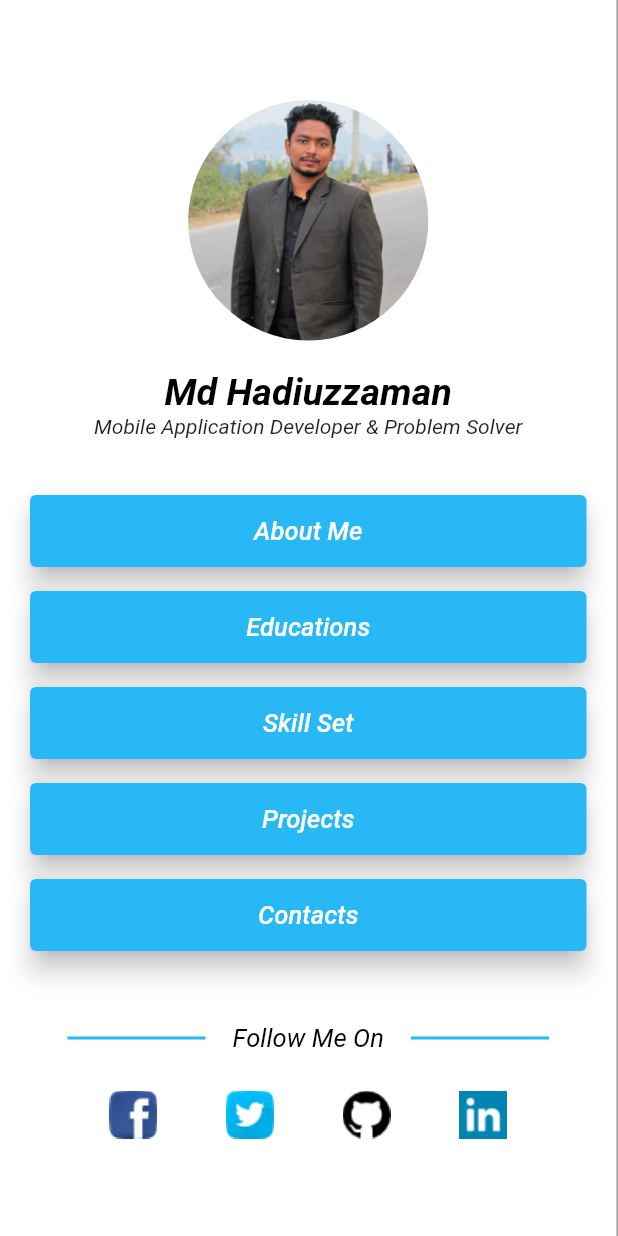
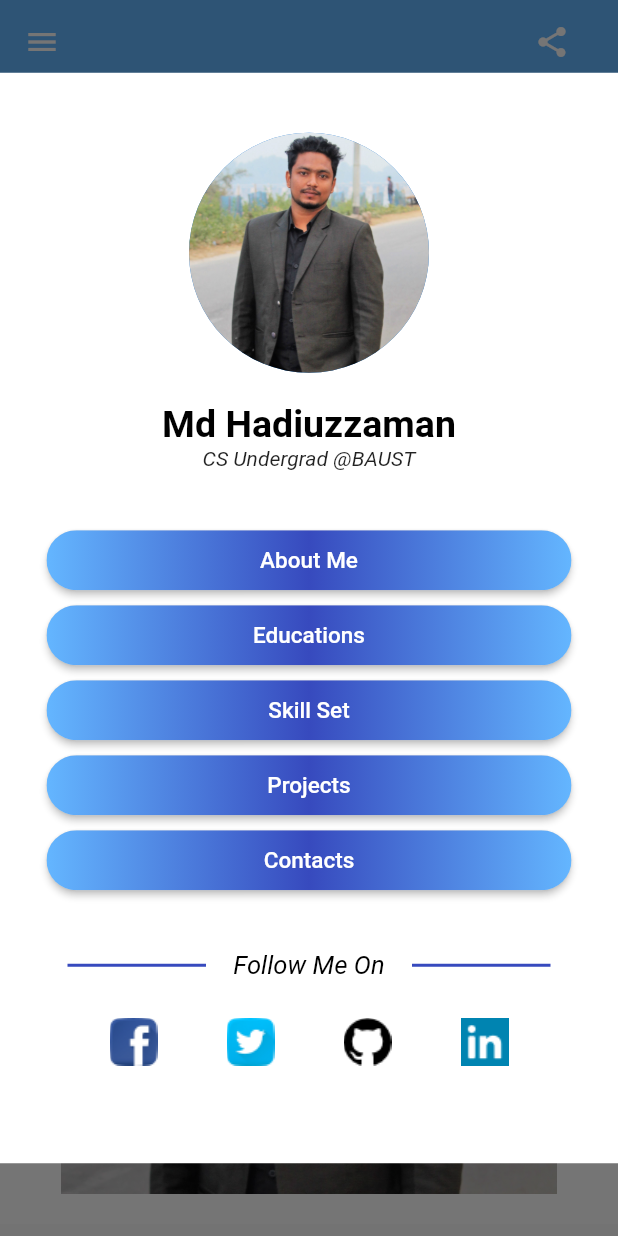
Before and after one commit to hadiuzzaman524/My-Protfolio, a Flutter app: the screen it shows after launch, with the side drawer open, on a phone screen of 412 x 824 dp. Run offline on Flutter 3.47's test engine with Material 2 defaults, Android fonts, the phone set to English and light mode, and no system bars; drawn by our look-alikes of animated_background; our stand-ins replace responsive_builder, share; missing offline and left inert: clippy_flutter, flutter_share.

Commit message:
Change UI

```diff
--- a/protfolio/lib/constants.dart
+++ b/protfolio/lib/constants.dart
@@ -9,7 +9,7 @@ const titleStyle = TextStyle(
   fontSize: 25,
   fontWeight: FontWeight.bold,
   color: Colors.black,
-  fontStyle: FontStyle.italic,
+
 );
 const title2Style = TextStyle(
   color: Colors.black,
--- a/protfolio/lib/home.dart
+++ b/protfolio/lib/home.dart
@@ -1,4 +1,5 @@
 import 'package:flutter/material.dart';
+import 'package:flutter_share/flutter_share.dart';
 import 'package:responsive_builder/responsive_builder.dart';
 import './widgets/drawer_layout.dart';
 import './widgets/mobile.dart';
@@ -47,15 +48,30 @@ class _HomePageState extends State<HomePage> {
       temp = 'Contacts';
     });
   }
-
+  Future<void> share() async {
+    await FlutterShare.share(
+        title: 'Md Hadiuzzaman',
+        text: 'Please visit this portfolio',
+        linkUrl: 'https://hadiuzzaman524.github.io',
+        chooserTitle: 'Share With'
+    );
+  }
   @override
   Widget build(BuildContext context) {
     return ResponsiveBuilder(
       builder: (context, size) {
         return Scaffold(
           appBar: AppBar(
-            backgroundColor: Theme.of(context).primaryColor,
+            backgroundColor:Color(0xff64B6FF), //Theme.of(context).primaryColor,
             elevation: 7,
+            actions: [
+              IconButton(onPressed: ()async{
+                await share().catchError((error){
+                  print(error);
+                });
+              }, icon: Icon(Icons.share),),
+              SizedBox(width: 20,),
+            ],
           ),
           drawer: size.deviceScreenType == DeviceScreenType.mobile
               ? OpenDrawer(
--- a/protfolio/lib/main.dart
+++ b/protfolio/lib/main.dart
@@ -12,7 +12,7 @@ class MyApp extends StatelessWidget {
     return MaterialApp(
       debugShowCheckedModeBanner: false,
       theme: ThemeData(
-        primaryColor: Color(0xff28b8f6), //0xff00589d
+        primaryColor:Color(0xff374ABE),// Color(0xff28b8f6), //0xff00589d
         accentColor: Colors.white, //Color(0xffededed), //0xffd8ebfa
         primaryIconTheme: IconThemeData.fallback().copyWith(
           color: Colors.white,
--- /dev/null
+++ b/protfolio/lib/widgets/aboutMe2.dart
@@ -0,0 +1,105 @@
+import 'package:animated_background/animated_background.dart';
+import 'package:flutter/material.dart';
+import 'package:responsive_builder/responsive_builder.dart';
+
+class AboutMyself extends StatefulWidget {
+  @override
+  _AboutMyselfState createState() => _AboutMyselfState();
+}
+
+class _AboutMyselfState extends State<AboutMyself>
+    with TickerProviderStateMixin {
+  @override
+  Widget build(BuildContext context) {
+    return ResponsiveBuilder(builder: (ctx, size) {
+      return AnimatedBackground(
+        vsync: this,
+        behaviour: BubblesBehaviour(),
+        child: Container(
+            padding: EdgeInsets.all(20),
+            child: GridView.count(
+              crossAxisCount: !size.isDesktop ? 1 : 2,
+              crossAxisSpacing: 20,
+              children: [
+                Column(
+                  crossAxisAlignment: CrossAxisAlignment.start,
+                  mainAxisAlignment: size.isMobile
+                      ? MainAxisAlignment.start
+                      : MainAxisAlignment.center,
+                  children: [
+                    SizedBox(
+                      height: size.isMobile ? 20 : 0,
+                    ),
+                    Text(
+                      "HI THERE,",
+                      style: TextStyle(
+                        fontSize: 25,
+                        color: Colors.red,
+                        fontWeight: FontWeight.bold,
+                      ),
+                    ),
+                    SizedBox(
+                      height: 5,
+                    ),
+                    Text(
+                      "I'm Md Hadiuzzaman",
+                      style: TextStyle(
+                        fontSize: 40,
+                        fontWeight: FontWeight.bold,
+                        color: Theme.of(context).primaryColor,
+                      ),
+                    ),
+                    Text(
+                      "CS Undergrad @BAUST",
+                      style: TextStyle(
+                        fontSize: 22,
+                        fontWeight: FontWeight.normal,
+                        // color: Theme.of(context).primaryColor,
+                      ),
+                    ),
+                    SizedBox(
+                      height: 15,
+                    ),
+                    Text(
+                      "To work in various national and international software firms or tech giants companies in the world and grow rapidly with increasing responsibility.",
+                    ),
+                    SizedBox(height:20,),
+                    Container(
+                      height: 40.0,
+                      margin: EdgeInsets.only(top: 9),
+                      // ignore: deprecated_member_use
+                      child: RaisedButton(
+                        onPressed: () {},
+                        shape: RoundedRectangleBorder(
+                            borderRadius: BorderRadius.circular(80.0)),
+                        padding: EdgeInsets.all(0.0),
+                        child: Ink(
+                          decoration: BoxDecoration(
+                              gradient: LinearGradient(
+                                colors: [Colors.deepOrangeAccent, Colors.amberAccent],
+                                begin: Alignment.centerLeft,
+                                end: Alignment.centerRight,
+                              ),
+                              borderRadius: BorderRadius.circular(30.0)),
+                          child: Container(
+                            constraints:
+                            BoxConstraints(maxWidth: 200.0, minHeight: 40.0),
+                            alignment: Alignment.center,
+                            child: Text(
+                              "Download My CV",
+                              textAlign: TextAlign.center,
+                              style: TextStyle(color: Colors.white, fontSize: 15),
+                            ),
+                          ),
+                        ),
+                      ),
+                    )
+                  ],
+                ),
+                Image.asset("images/meup.jpg")
+              ],
+            )),
+      );
+    });
+  }
+}
--- a/protfolio/lib/widgets/about_me.dart
+++ b/protfolio/lib/widgets/about_me.dart
@@ -1,13 +1,24 @@
+import 'package:animated_background/animated_background.dart';
 import 'package:clippy_flutter/diagonal.dart';
 import 'package:flutter/cupertino.dart';
 import 'package:flutter/material.dart';
 
 import '../constants.dart';
 
-class AboutMe extends StatelessWidget {
+class AboutMe extends StatefulWidget{
+  @override
+  _AboutMeState createState() => _AboutMeState();
+}
+
+class _AboutMeState extends State<AboutMe> with TickerProviderStateMixin {
   @override
   Widget build(BuildContext context) {
-    return SingleChildScrollView(
+    return AnimatedBackground(
+      behaviour: BubblesBehaviour(
+
+      ),
+      vsync: this,
+      child: SingleChildScrollView(
         child: Container(
           margin: EdgeInsets.only(left: 20, right: 20),
           child: Column(
@@ -144,6 +155,7 @@ class AboutMe extends StatelessWidget {
             ],
           ),
         ),
+      ),
     );
   }
 }
--- /dev/null
+++ b/protfolio/lib/widgets/beautiful_button.dart
@@ -0,0 +1,41 @@
+import 'package:flutter/material.dart';
+
+class BeautifulButton extends StatelessWidget {
+  final String name;
+  final Function onClick;
+  BeautifulButton({@required this.name, @required this.onClick});
+
+  @override
+  Widget build(BuildContext context) {
+    return   Container(
+      height: 40.0,
+      margin: EdgeInsets.only(top: 10),
+      // ignore: deprecated_member_use
+      child: RaisedButton(
+        onPressed: onClick,
+        shape: RoundedRectangleBorder(
+            borderRadius: BorderRadius.circular(80.0)),
+        padding: EdgeInsets.all(0.0),
+        child: Ink(
+          decoration: BoxDecoration(
+              gradient: LinearGradient(
+                colors: [ Color(0xff64B6FF),Color(0xff374ABE),Color(0xff64B6FF)],
+                begin: Alignment.centerLeft,
+                end: Alignment.centerRight,
+              ),
+              borderRadius: BorderRadius.circular(30.0)),
+          child: Container(
+            constraints:
+            BoxConstraints(maxWidth: 350, minHeight: 50.0),
+            alignment: Alignment.center,
+            child: Text(
+              name,
+              textAlign: TextAlign.center,
+              style: TextStyle(color: Colors.white, fontSize: 15),
+            ),
+          ),
+        ),
+      ),
+    );
+  }
+}
--- a/protfolio/lib/widgets/information_container.dart
+++ b/protfolio/lib/widgets/information_container.dart
@@ -1,6 +1,7 @@
 import 'package:flutter/cupertino.dart';
 import 'package:flutter/material.dart';
 import 'package:protfolio/constants.dart';
+import 'package:protfolio/widgets/aboutMe2.dart';
 import 'package:protfolio/widgets/header_style.dart';
 import 'about_me.dart';
 import 'skills.dart';
@@ -23,7 +24,7 @@ class InformationContainer extends StatelessWidget {
       child: Column(
         children: [
           Container(
-            padding: EdgeInsets.symmetric(horizontal: 20,vertical: 10),
+            padding: EdgeInsets.symmetric(horizontal: 20, vertical: 10),
             height: 55,
             color: Colors.white,
             width: MediaQuery.of(context).size.width,
@@ -44,7 +45,7 @@ class InformationContainer extends StatelessWidget {
                 height: MediaQuery.of(context).size.height - (55 + 64),
                 width: MediaQuery.of(context).size.width,
                 child: temp.contains('About Me')
-                    ? AboutMe()
+                    ? AboutMyself()
                     : temp.contains('Educations')
                         ? Educations()
                         : temp.contains('Skill Set')
@@ -53,7 +54,7 @@ class InformationContainer extends StatelessWidget {
                                 ? Projects()
                                 : temp.contains('Contact')
                                     ? Contacts()
-                                    : AboutMe(), //default design
+                                    : AboutMyself(), //default design
               ),
             )
           else
@@ -62,7 +63,7 @@ class InformationContainer extends StatelessWidget {
                 color: Colors.white,
                 height: MediaQuery.of(context).size.height - (55 + 64),
                 width: MediaQuery.of(context).size.width,
-                child: AboutMe(),
+                child: AboutMyself(),
               ),
             ),
           // default design
--- a/protfolio/lib/widgets/navigation_child.dart
+++ b/protfolio/lib/widgets/navigation_child.dart
@@ -1,9 +1,11 @@
+import 'package:animated_background/animated_background.dart';
 import 'package:flutter/material.dart';
 import 'package:protfolio/constants.dart';
+import 'package:protfolio/widgets/beautiful_button.dart';
 import 'menubutton.dart';
 import 'social_media_area.dart';
 
-class NavigationChild extends StatelessWidget {
+class NavigationChild extends StatefulWidget {
   final Function aboutme;
   final Function education;
   final Function skills;
@@ -18,8 +20,14 @@ class NavigationChild extends StatelessWidget {
       @required this.project});
 
   @override
+  _NavigationChildState createState() => _NavigationChildState();
+}
+
+class _NavigationChildState extends State<NavigationChild> {
+  @override
   Widget build(BuildContext context) {
-    return SingleChildScrollView(
+    return Scrollbar(
+      child: SingleChildScrollView(
         child: Container(
           color:Theme.of(context).accentColor,
           child: Row(
@@ -44,7 +52,7 @@ class NavigationChild extends StatelessWidget {
                       style: titleStyle,
                     ),
                     Text(
-                    'Mobile Application Developer & Problem Solver',
+                      "CS Undergrad @BAUST",
                       style: TextStyle(
                         fontStyle: FontStyle.italic,
                       ),
@@ -52,17 +60,17 @@ class NavigationChild extends StatelessWidget {
                     SizedBox(
                       height: 30,
                     ),
-                  MenuButtonItem(
+                    BeautifulButton(
                       name: 'About Me',
-                    onclick: aboutme,
+                      onClick: widget.aboutme,
                     ),
-                  MenuButtonItem(
+                    BeautifulButton(
                       name: 'Educations',
-                    onclick: education,
+                      onClick: widget.education,
                     ),
-                  MenuButtonItem(name: 'Skill Set', onclick: skills),
-                  MenuButtonItem(name: 'Projects', onclick: project),
-                  MenuButtonItem(name: 'Contacts', onclick: contact),
+                    BeautifulButton(name: 'Skill Set', onClick: widget.skills),
+                    BeautifulButton(name: 'Projects', onClick: widget.project),
+                    BeautifulButton(name: 'Contacts', onClick: widget.contact),
                     SizedBox(
                       height: 40,
                     ),
@@ -74,17 +82,19 @@ class NavigationChild extends StatelessWidget {
                   ],
                 ),
               ),
-            Column(
+
+       /*       Column(
                 children: [
                   Container(
                     height: MediaQuery.of(context).size.height,
-                  width: 1,
-                  color: Colors.grey,
+                    width: 5,
+                    color: Colors.grey[350],
                   ),
 
                 ],
-            )
+              )*/
             ],
+          ),
         ),
       ),
     );
--- a/protfolio/pubspec.yaml
+++ b/protfolio/pubspec.yaml
@@ -32,6 +32,8 @@ dependencies:
   clippy_flutter: ^1.1.1
   url_launcher: ^5.7.10
   share: ^0.6.5+4
+  animated_background: ^2.0.0
+  flutter_share: ^2.0.0
 
 
 dev_dependencies:
```
Also changed, not shown: protfolio/pubspec.lock. Lines whose indentation alone changed are shown as unchanged.
